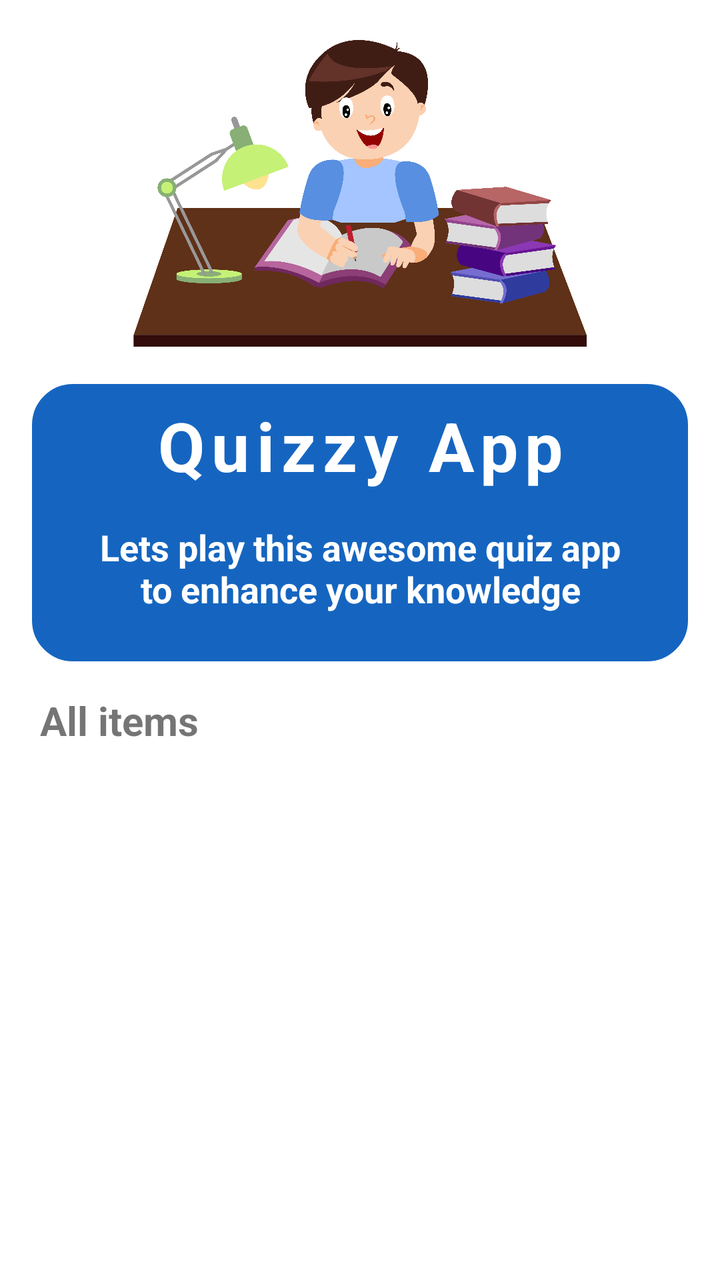
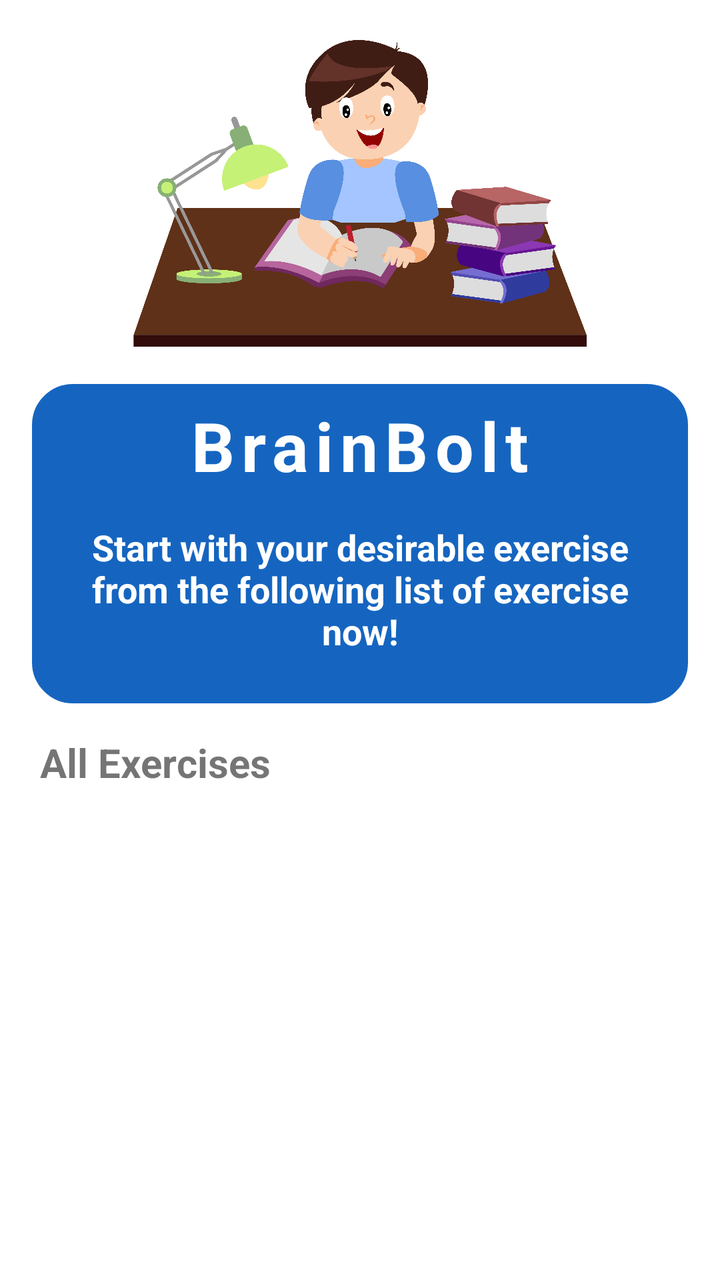

An Android layout rendered at two revisions. The XML below is the earlier revision; the diff shows what the commit changed to produce the second picture.
<!-- AndroidManifest.xml: application theme Theme.BrainBolt -->
<!-- res/layout/activity_main.xml -->
<?xml version="1.0" encoding="utf-8"?>
<LinearLayout xmlns:android="http://schemas.android.com/apk/res/android"
    xmlns:app="http://schemas.android.com/apk/res-auto"
    xmlns:tools="http://schemas.android.com/tools"
    android:layout_width="match_parent"
    android:layout_height="match_parent"
    android:orientation="vertical"
    android:padding="16dp"
    tools:context=".MainActivity">

    <ImageView
        android:layout_width="match_parent"
        android:layout_height="160dp"
        android:src="@drawable/study" />

    <LinearLayout
        android:layout_width="match_parent"
        android:layout_height="wrap_content"
        android:layout_marginTop="16dp"
        android:background="@drawable/rounded_corner"
        android:backgroundTint="@color/blue"
        android:padding="8dp"
        android:orientation="vertical">

        <TextView
            android:layout_width="match_parent"
            android:layout_height="wrap_content"
            android:text="Quizzy App"
            android:gravity="center"
            android:textSize="34sp"
            android:letterSpacing="0.1"
            android:textColor="@color/white"
            android:textStyle="bold"/>

        <TextView
            android:layout_width="match_parent"
            android:layout_height="wrap_content"
            android:text="Lets play this awesome quiz app to enhance your knowledge"
            android:gravity="center"
            android:textSize="18sp"
            android:layout_margin="16dp"
            android:textColor="@color/white"
            android:textStyle="bold"/>


    </LinearLayout>

    <TextView
        android:layout_width="wrap_content"
        android:layout_height="wrap_content"
        android:text="All items"
        android:layout_marginTop="16dp"
        android:layout_marginStart="4dp"
        android:textSize="20sp"
        android:textStyle="bold"/>

    <RelativeLayout
        android:layout_width="match_parent"
        android:layout_height="match_parent">
        <ProgressBar
            android:layout_width="20dp"
            android:layout_height="20dp"
            android:layout_centerInParent="true"
            android:visibility="gone"
            android:id="@+id/progress_bar"/>

        <androidx.recyclerview.widget.RecyclerView
            android:layout_width="match_parent"
            android:layout_height="wrap_content"
            android:layout_marginTop="16dp"
            android:id="@+id/recycler_view"/>

    </RelativeLayout>


</LinearLayout>
<!-- resources referenced by this layout -->
<resources>
  <color name="blue">#1565C0</color>
  <color name="white">#FFFFFFFF</color>
  <!-- drawable rounded_corner (drawable) -->
  <?xml version="1.0" encoding="utf-8"?>
  <shape xmlns:android="http://schemas.android.com/apk/res/android">
      <stroke
          android:width="1dp"
          android:color="#FFFFFF" />
  
      <corners android:radius="20dp" />
  </shape>
  <!-- drawable study: png bitmap (drawable, 353141 bytes) -->
  <style name="Theme.BrainBolt" parent="Base.Theme.BrainBolt" />
  <style name="Base.Theme.BrainBolt" parent="Theme.MaterialComponents.Light.NoActionBar">
          
          <item name="colorPrimary">@color/orange</item> --&gt;
      </style>
  <color name="orange">#FFFF5722</color>
</resources>

<!-- the commit's change to res/layout/activity_main.xml (unified diff, before → after) -->
@@ -25,7 +25,7 @@
         <TextView
             android:layout_width="match_parent"
             android:layout_height="wrap_content"
-            android:text="Quizzy App"
+            android:text="@string/app_name"
             android:gravity="center"
             android:textSize="34sp"
             android:letterSpacing="0.1"
@@ -35,7 +35,7 @@
         <TextView
             android:layout_width="match_parent"
             android:layout_height="wrap_content"
-            android:text="Lets play this awesome quiz app to enhance your knowledge"
+            android:text="@string/starting"
             android:gravity="center"
             android:textSize="18sp"
             android:layout_margin="16dp"
@@ -48,7 +48,7 @@
     <TextView
         android:layout_width="wrap_content"
         android:layout_height="wrap_content"
-        android:text="All items"
+        android:text="@string/exercises"
         android:layout_marginTop="16dp"
         android:layout_marginStart="4dp"
         android:textSize="20sp"
<!-- resource entries referenced after the edit -->
@@ -12,6 +12,9 @@
       <corners android:radius="20dp" />
   </shape>
   <!-- drawable study: png bitmap (drawable, 353141 bytes) -->
+  <string name="app_name">BrainBolt</string>
+  <string name="exercises">All Exercises</string>
+  <string name="starting">Start with your desirable exercise from the following list of exercise now!</string>
   <style name="Theme.BrainBolt" parent="Base.Theme.BrainBolt" />
   <style name="Base.Theme.BrainBolt" parent="Theme.MaterialComponents.Light.NoActionBar">
           
